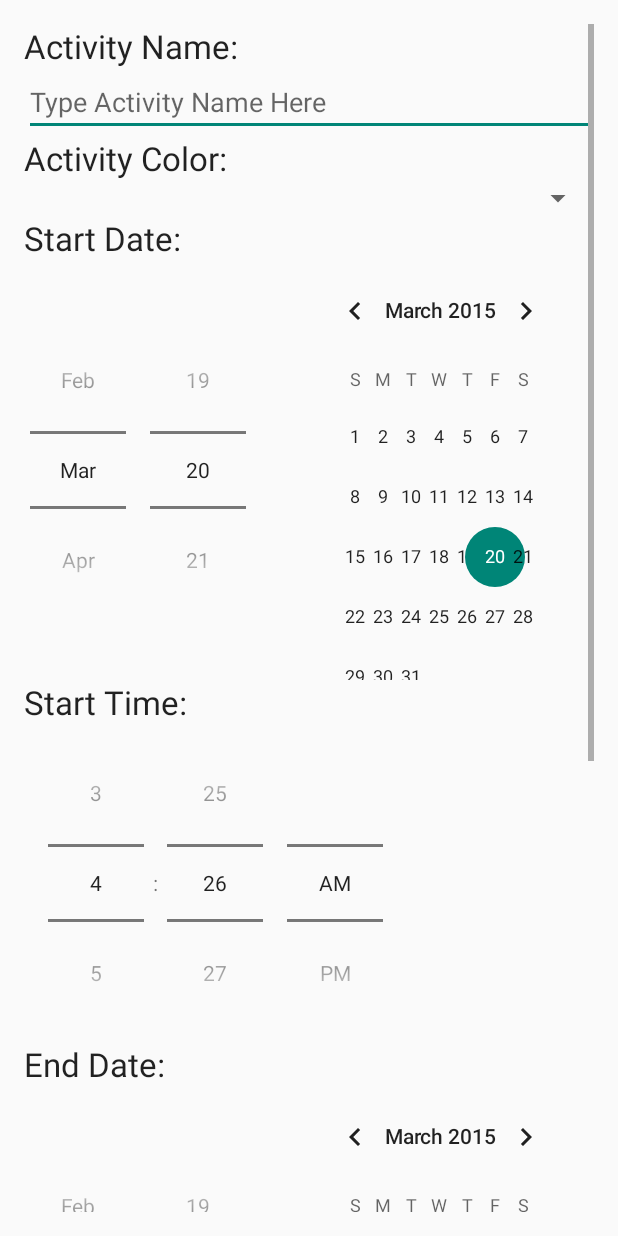
After one commit to seikochan/TimeItApp, an Android app: the layout date_time_picker.xml on its own in the app's theme, with its tools: preview values and no code run, on a phone screen of 412 x 824 dp. The commit adds this screen. Run offline under Robolectric (Android 15) with nearby library versions, the phone set to English and light mode, and no system bars.

Commit message:
AddEvent menu item works correctly and updates calendar with new event.

```diff
--- a/app/build.gradle
+++ b/app/build.gradle
@@ -6,7 +6,7 @@ android {
 
     defaultConfig {
         applicationId "ics466.timeit"
-        minSdkVersion 11
+        minSdkVersion 21
         targetSdkVersion 21
         versionCode 1
         versionName "1.0"
--- /dev/null
+++ b/app/src/main/res/layout/date_time_picker.xml
@@ -0,0 +1,126 @@
+<?xml version="1.0" encoding="utf-8"?>
+<RelativeLayout xmlns:android="http://schemas.android.com/apk/res/android"
+    android:layout_width="match_parent"
+    android:layout_height="wrap_content"
+    android:baselineAligned="false"
+    android:padding="16dp"
+    android:orientation="horizontal" >
+
+
+    <ScrollView
+        android:layout_width="match_parent"
+        android:layout_height="match_parent"
+        android:id="@+id/scrollView">
+        <LinearLayout
+            android:layout_width="match_parent"
+            android:layout_height="wrap_content"
+            android:orientation="vertical" >
+
+            <TextView
+                android:layout_width="wrap_content"
+                android:layout_height="wrap_content"
+                android:textAppearance="?android:attr/textAppearanceLarge"
+                android:text="Activity Name:"
+                android:id="@+id/str_act_name"
+                android:layout_alignParentTop="true"
+                android:layout_centerHorizontal="true"/>
+
+            <EditText
+                android:layout_width="match_parent"
+                android:layout_height="wrap_content"
+                android:id="@+id/edit_act_name"
+                android:layout_below="@+id/str_act_name"
+                android:hint="Type Activity Name Here" />
+
+            <TextView
+                android:layout_width="wrap_content"
+                android:layout_height="wrap_content"
+                android:textAppearance="?android:attr/textAppearanceLarge"
+                android:text="Activity Color:"
+                android:id="@+id/txt_act_color" />
+
+            <Spinner
+                android:layout_width="match_parent"
+                android:layout_height="wrap_content"
+                android:id="@+id/color_spinner"
+                android:spinnerMode="dropdown" />
+
+            <TextView
+                android:layout_width="wrap_content"
+                android:layout_height="wrap_content"
+                android:textAppearance="?android:attr/textAppearanceLarge"
+                android:text="Start Date:"
+                android:id="@+id/txt_start_date" />
+
+            <DatePicker
+                android:layout_width="wrap_content"
+                android:layout_height="wrap_content"
+                android:id="@+id/startDatePicker"
+                android:calendarViewShown="true"
+                android:layout_alignParentTop="true"
+                android:layout_centerHorizontal="true"
+                android:datePickerMode="spinner" />
+
+            <TextView
+                android:layout_width="wrap_content"
+                android:layout_height="wrap_content"
+                android:textAppearance="?android:attr/textAppearanceLarge"
+                android:text="Start Time:"
+                android:id="@+id/txt_start_time" />
+
+            <TimePicker
+                android:layout_width="wrap_content"
+                android:layout_height="wrap_content"
+                android:id="@+id/startTimePicker"
+                android:layout_below="@+id/startDatePicker"
+                android:layout_centerHorizontal="true"
+                android:timePickerMode="spinner"/>
+
+            <TextView
+                android:layout_width="wrap_content"
+                android:layout_height="wrap_content"
+                android:textAppearance="?android:attr/textAppearanceLarge"
+                android:text="End Date:"
+                android:id="@+id/txt_end_date" />
+
+            <DatePicker
+                android:layout_width="wrap_content"
+                android:layout_height="wrap_content"
+                android:id="@+id/endDatePicker"
+                android:calendarViewShown="true"
+                android:layout_below="@+id/startTimePicker"
+                android:layout_centerHorizontal="true"
+                android:datePickerMode="spinner"/>
+
+            <TextView
+                android:layout_width="wrap_content"
+                android:layout_height="wrap_content"
+                android:textAppearance="?android:attr/textAppearanceLarge"
+                android:text="End Time:"
+                android:id="@+id/txt_end_time" />
+
+            <TimePicker
+                android:layout_width="wrap_content"
+                android:layout_height="wrap_content"
+                android:id="@+id/endTimePicker"
+                android:layout_below="@+id/endDatePicker"
+                android:layout_centerHorizontal="true"
+                android:timePickerMode="spinner"/>
+
+            <Button
+                style="?android:attr/buttonStyleSmall"
+                android:layout_width="wrap_content"
+                android:layout_height="wrap_content"
+                android:text="Add Event"
+                android:id="@+id/btn_add"
+                android:layout_below="@+id/EndTimePicker"
+                android:layout_alignParentTop="true"
+                android:layout_alignParentRight="true"
+                android:layout_alignParentEnd="true"
+                android:layout_gravity="right" />
+        </LinearLayout>
+    </ScrollView>
+
+    >
+
+</RelativeLayout>
--- a/app/src/main/res/layout/stats_item.xml
+++ b/app/src/main/res/layout/stats_item.xml
@@ -21,11 +21,9 @@
         android:textAppearance="?android:attr/textAppearanceLarge"
         android:text="Large Text"
         android:id="@+id/intStatVal"
+        android:layout_marginLeft="127dp"
         android:layout_alignTop="@+id/actName"
-        android:layout_toRightOf="@+id/actName"
-        android:layout_toEndOf="@+id/actName"
-        android:layout_marginLeft="127dp"
-        android:layout_marginStart="127dp" />
+        android:layout_alignParentEnd="true" />
 
     <TextView
         android:layout_width="wrap_content"
--- a/app/src/main/res/menu/menu_main.xml
+++ b/app/src/main/res/menu/menu_main.xml
@@ -4,6 +4,10 @@
     tools:context=".MyActivity" >
     <item android:id="@+id/action_today"
         android:title="@string/action_today"
+        android:orderInCategory="100"
+        app:showAsAction="ifRoom"/>
+    <item android:id="@+id/add_act"
+        android:title="@string/add_act"
         android:orderInCategory="100"
         app:showAsAction="ifRoom"/>
     <!--<button android:id="@+id/statistics"-->
--- a/app/src/main/res/values/colors.xml
+++ b/app/src/main/res/values/colors.xml
@@ -1,7 +1,7 @@
 <?xml version="1.0" encoding="utf-8"?>
 <resources>
     <color name="event_color_01">#59dbe0</color>
-    <color name="event_color_02">#f57f68</color>
-    <color name="event_color_03">#87d288</color>
-    <color name="event_color_04">#f8b552</color>
+    <color name="event_color_02">#2d882d</color>
+    <color name="event_color_03">#fa1111</color>
+    <color name="event_color_04">#9e0cae</color>
 </resources>
```
Also changed, not shown: app/src/main/AndroidManifest.xml (+10 -0 lines), app/src/main/java/ics466/timeit/AddEvent.java (added, +123 -0 lines), app/src/main/java/ics466/timeit/MainActivity.java (+170 -90 lines), app/src/main/res/values/strings.xml (+8 -0 lines).
